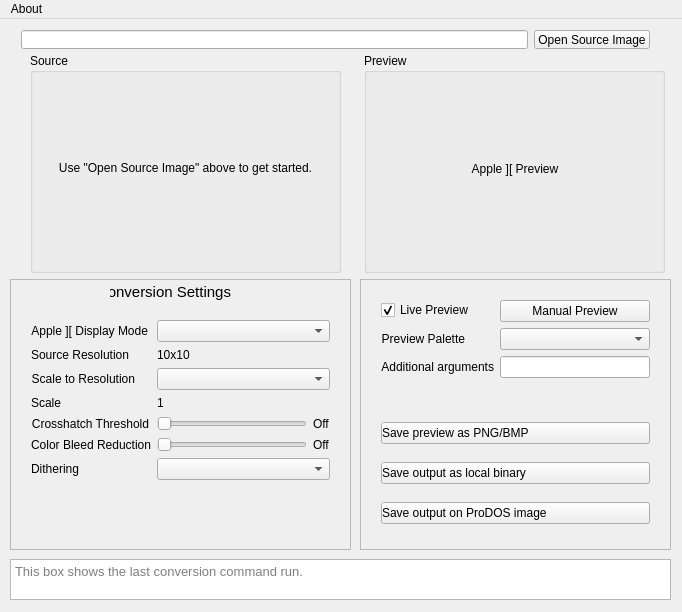
This is buckshot/mainwindow.ui in digarok/buckshot as Qt 5 draws it before an edit. The edited form follows.
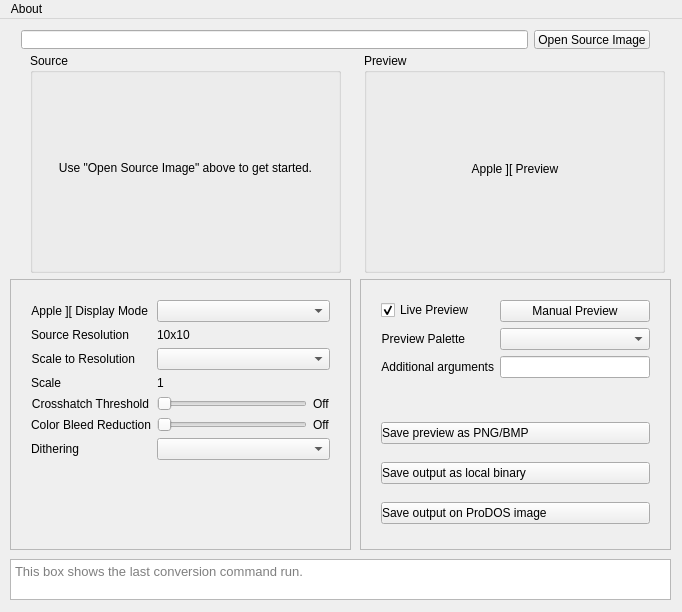
This is the edited form. Icons and pictures are not drawn.

The edit to the form file:
```diff
--- a/buckshot/mainwindow.ui
+++ b/buckshot/mainwindow.ui
@@ -16,6 +16,18 @@
     <verstretch>0</verstretch>
    </sizepolicy>
   </property>
+  <property name="minimumSize">
+   <size>
+    <width>682</width>
+    <height>612</height>
+   </size>
+  </property>
+  <property name="maximumSize">
+   <size>
+    <width>682</width>
+    <height>612</height>
+   </size>
+  </property>
   <property name="windowTitle">
    <string>MainWindow</string>
   </property>
@@ -122,11 +134,26 @@
      <string>This box shows the last conversion command run.</string>
     </property>
    </widget>
+   <widget class="QFrame" name="frame">
+    <property name="geometry">
+     <rect>
+      <x>10</x>
+      <y>260</y>
+      <width>341</width>
+      <height>271</height>
+     </rect>
+    </property>
+    <property name="frameShape">
+     <enum>QFrame::StyledPanel</enum>
+    </property>
+    <property name="frameShadow">
+     <enum>QFrame::Raised</enum>
+    </property>
    <widget class="QWidget" name="formLayoutWidget">
     <property name="geometry">
      <rect>
-      <x>20</x>
-      <y>290</y>
+       <x>10</x>
+       <y>10</y>
       <width>321</width>
       <height>231</height>
      </rect>
@@ -289,42 +316,6 @@
      </item>
     </layout>
    </widget>
-   <widget class="QFrame" name="frame">
-    <property name="geometry">
-     <rect>
-      <x>10</x>
-      <y>260</y>
-      <width>341</width>
-      <height>271</height>
-     </rect>
-    </property>
-    <property name="frameShape">
-     <enum>QFrame::StyledPanel</enum>
-    </property>
-    <property name="frameShadow">
-     <enum>QFrame::Raised</enum>
-    </property>
-    <widget class="QLabel" name="label_11">
-     <property name="geometry">
-      <rect>
-       <x>100</x>
-       <y>0</y>
-       <width>121</width>
-       <height>26</height>
-      </rect>
-     </property>
-     <property name="font">
-      <font>
-       <pointsize>11</pointsize>
-      </font>
-     </property>
-     <property name="text">
-      <string>Conversion Settings</string>
-     </property>
-     <property name="alignment">
-      <set>Qt::AlignRight|Qt::AlignTrailing|Qt::AlignVCenter</set>
-     </property>
-    </widget>
    </widget>
    <widget class="QFrame" name="frame_2">
     <property name="geometry">
@@ -497,7 +488,6 @@
    <zorder>groupBox_preview</zorder>
    <zorder>horizontalLayoutWidget</zorder>
    <zorder>plainTextEdit_lastCmd</zorder>
-   <zorder>formLayoutWidget</zorder>
   </widget>
   <widget class="QMenuBar" name="menuBar">
    <property name="geometry">
```
Lines whose indentation alone changed are shown as unchanged.
